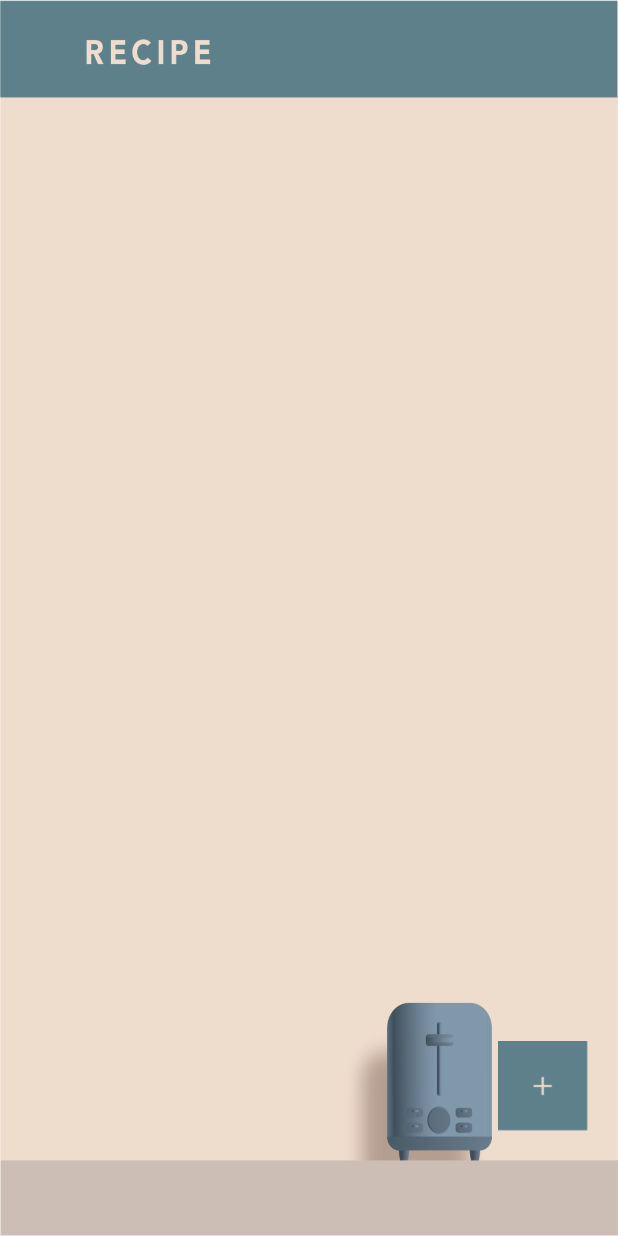
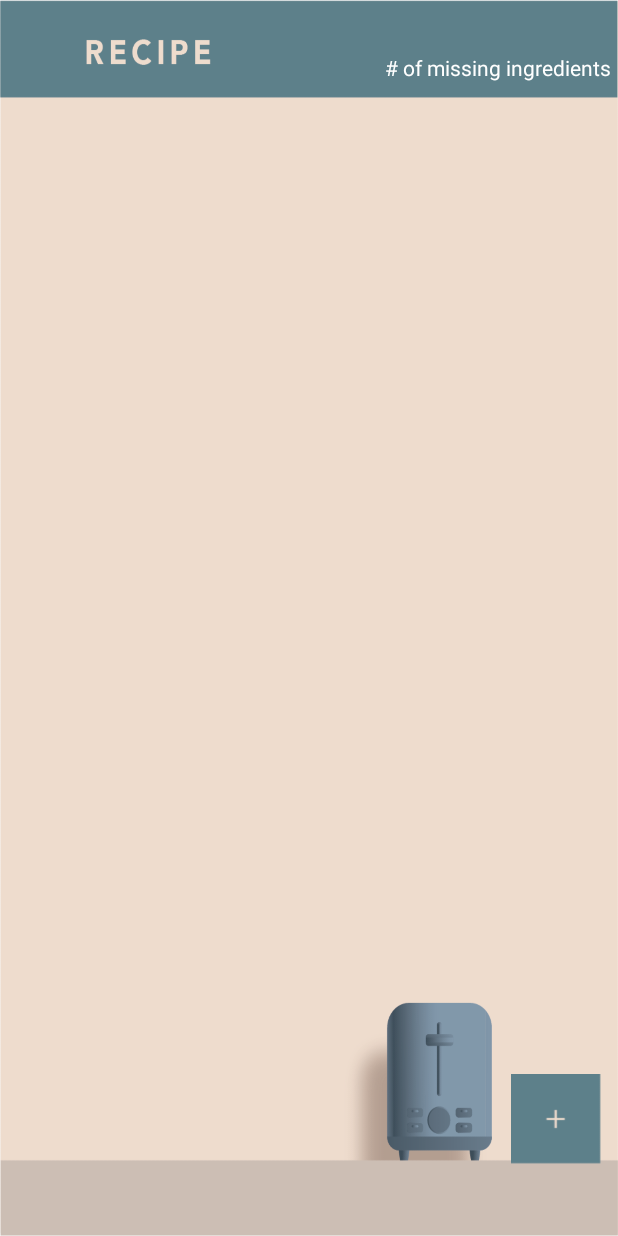
Before and after one commit to cdj9837/cookMe, an Android app: the Recipe_Main screen opened directly, with no data from a screen before it, on a phone screen of 412 x 824 dp. Run offline under Robolectric (Android 15) with nearby library versions, the phone set to English and light mode, and no system bars; our stand-ins replace Firebase (no records; nobody signed in at launch, a user with empty details on screens opened directly).

Commit message:
fixed activity_recipe_main.xml so that things dont overlap as much in emulator. Needs fixing properly with constraints

```diff
--- a/app/src/main/res/layout/activity_recipe__main.xml
+++ b/app/src/main/res/layout/activity_recipe__main.xml
@@ -14,7 +14,8 @@
         android:layout_alignParentStart="true"
         android:layout_alignParentTop="true"
         android:layout_marginStart="0dp"
-        android:layout_marginTop="63dp" />
+        android:layout_marginTop="58dp"
+        android:layout_marginBottom="100dp" />
 
 
     <Button
@@ -24,9 +25,19 @@
         android:layout_alignParentEnd="true"
         android:layout_alignParentRight="true"
         android:layout_alignParentBottom="true"
-        android:layout_marginEnd="20dp"
-        android:layout_marginRight="20dp"
-        android:layout_marginBottom="70dp"
+        android:layout_marginEnd="11dp"
+        android:layout_marginRight="11dp"
+        android:layout_marginBottom="48dp"
         android:background="@drawable/plus_square" />
 
+    <TextView
+        android:id="@+id/textView3"
+        android:layout_width="match_parent"
+        android:layout_height="wrap_content"
+        android:paddingTop="35dp"
+        android:paddingRight="5dp"
+        android:text="# of missing ingredients"
+        android:textAlignment="textEnd"
+        android:textColor="#FFFFFF" />
+
 </RelativeLayout>
```
